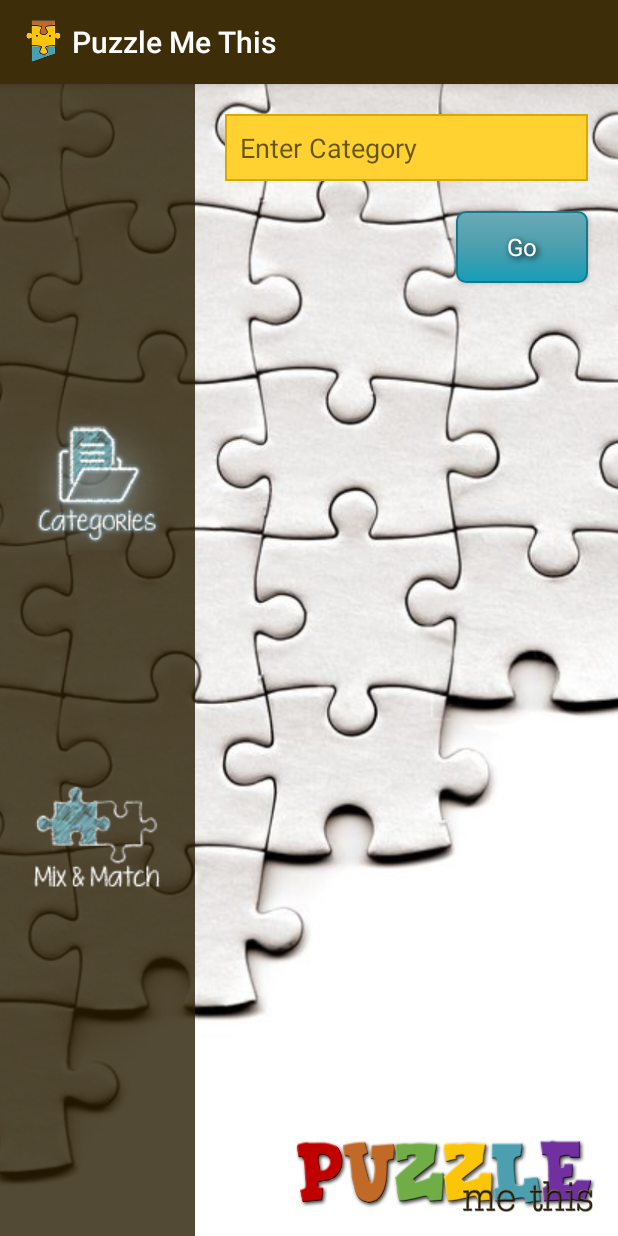
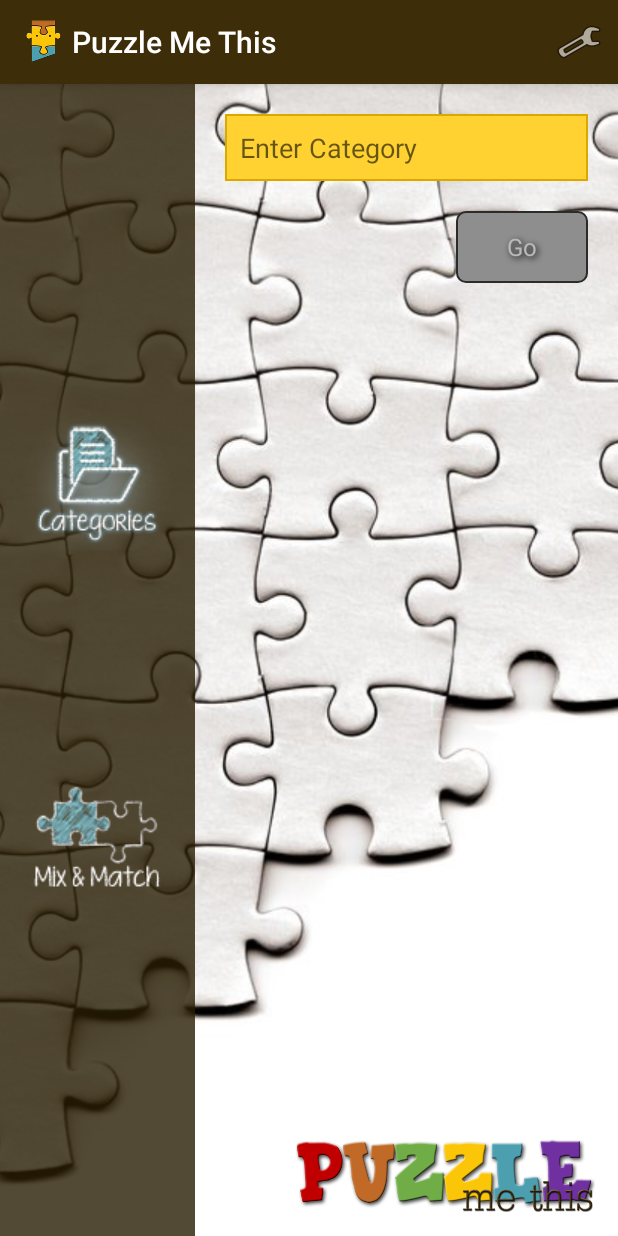
Before and after one commit to syoung7289/puzzle, an Android app: the screen it shows after launch (PuzzleHome), on a phone screen of 412 x 824 dp. Run offline under Robolectric (Android 15) with nearby library versions, the phone set to English and light mode, and no system bars.

Commit message:
Disabling category button until category has been typed / selected

```diff
--- a/app/src/main/java/com/scyoung/puzzlemethis/CategoryFragment.java
+++ b/app/src/main/java/com/scyoung/puzzlemethis/CategoryFragment.java
@@ -4,6 +4,8 @@ import android.content.Context;
 import android.content.SharedPreferences;
 import android.os.Bundle;
 import android.support.v4.app.Fragment;
+import android.text.Editable;
+import android.text.TextWatcher;
 import android.util.Log;
 import android.view.LayoutInflater;
 import android.view.View;
@@ -11,6 +13,7 @@ import android.view.ViewGroup;
 import android.widget.ArrayAdapter;
 import android.widget.AutoCompleteTextView;
 import android.widget.Button;
+import android.widget.EditText;
 
 import com.scyoung.puzzlemethis.Util.StringUtil;
 
@@ -50,6 +53,7 @@ public class CategoryFragment extends Fragment {
                 android.R.layout.simple_dropdown_item_1line, CATEGORIES);
         categorySelection = (AutoCompleteTextView)view.findViewById(R.id.categoryToPass);
         categorySelection.setAdapter(adapter);
+        addTextChangedListener(categorySelection);
         goButton = (Button)view.findViewById(R.id.categoryGoButton);
         goButton.setOnClickListener(new Button.OnClickListener() {
             @Override
@@ -96,4 +100,28 @@ public class CategoryFragment extends Fragment {
         }
         CATEGORIES = new ArrayList<String>(uniqueCategories);
     }
+
+    private void addTextChangedListener(AutoCompleteTextView textView) {
+        textView.addTextChangedListener(new TextWatcher() {
+            @Override
+            public void beforeTextChanged(CharSequence s, int start, int count, int after) {
+
+            }
+
+            @Override
+            public void onTextChanged(CharSequence s, int start, int before, int count) {
+
+            }
+
+            @Override
+            public void afterTextChanged(Editable s) {
+                EnableGoIfReady(s);
+            }
+        });
+    }
+
+    private void EnableGoIfReady(Editable text) {
+        goButton.setEnabled(text.length() > 0);
+    }
+
 }
--- a/app/src/main/java/com/scyoung/puzzlemethis/PuzzleHome.java
+++ b/app/src/main/java/com/scyoung/puzzlemethis/PuzzleHome.java
@@ -162,6 +162,10 @@ public class PuzzleHome extends AppCompatActivity implements CategoryFragment.On
                 .commit();
     }
 
+    public void setPreferences(View view) {
+
+    }
+
 
     private void deleteSharedPreferenceFile(String fileName) {
         try {
--- a/app/src/main/java/com/scyoung/puzzlemethis/ShowSelection.java
+++ b/app/src/main/java/com/scyoung/puzzlemethis/ShowSelection.java
@@ -2,6 +2,7 @@ package com.scyoung.puzzlemethis;
 
 import android.graphics.Color;
 import android.graphics.drawable.AnimationDrawable;
+import android.media.AudioManager;
 import android.media.MediaPlayer;
 import android.net.Uri;
 import android.os.Bundle;
@@ -35,6 +36,7 @@ public class ShowSelection extends AppCompatActivity {
         SCREEN_ORIENTATION = ((rotation == Surface.ROTATION_90 || rotation == Surface.ROTATION_270) ? "LANDSCAPE" : "PORTRAIT");
         Log.d("CA", "onCreate started: " + SCREEN_ORIENTATION);
         setContentView(R.layout.activity_show_selection);
+        setVolumeControlStream(AudioManager.STREAM_MUSIC);
         Toolbar toolbar = (Toolbar) findViewById(R.id.toolbar);
         setSupportActionBar(toolbar);
         getSupportActionBar().setDisplayShowHomeEnabled(true);
--- /dev/null
+++ b/app/src/main/res/color/button_text.xml
@@ -0,0 +1,5 @@
+<?xml version="1.0" encoding="utf-8"?>
+<selector xmlns:android="http://schemas.android.com/apk/res/android">
+    <item android:state_enabled="true" android:color="#FFF" />
+    <item android:state_enabled="false" android:color="#b9b9b9" />
+</selector>
--- /dev/null
+++ b/app/src/main/res/drawable/button_disabled.xml
@@ -0,0 +1,8 @@
+<shape xmlns:android="http://schemas.android.com/apk/res/android" android:shape="rectangle">
+    <stroke android:width="1dp" android:color="@color/colorDisabledBorder" />
+    <corners android:radius="6dp" />
+    <gradient android:startColor="@color/colorDisabledStart"
+        android:centerColor="@color/colorDisabledStart"
+        android:endColor="@color/colorDisabledStart"
+        android:angle="90" />
+</shape>
--- a/app/src/main/res/drawable/puzzle_button.xml
+++ b/app/src/main/res/drawable/puzzle_button.xml
@@ -2,7 +2,7 @@
 <selector xmlns:android="http://schemas.android.com/apk/res/android">
     <item
         android:state_enabled="false"
-        android:drawable="@android:color/black" />
+        android:drawable="@drawable/button_disabled" />
     <item
         android:state_pressed="true"
         android:state_enabled="true"
--- a/app/src/main/res/layout/activity_puzzle_home.xml
+++ b/app/src/main/res/layout/activity_puzzle_home.xml
@@ -17,7 +17,21 @@
             android:layout_width="match_parent"
             android:layout_height="?attr/actionBarSize"
             android:background="?attr/colorPrimary"
-            app:popupTheme="@style/AppTheme.PopupOverlay" />
+            app:popupTheme="@style/AppTheme.PopupOverlay">
+
+            <ImageButton
+                android:layout_width="wrap_content"
+                android:layout_height="wrap_content"
+                android:layout_gravity="right"
+                android:id="@+id/preferencesButton"
+                android:src="@android:drawable/ic_menu_preferences"
+                android:background="@android:color/transparent"
+                android:layout_alignParentEnd="true"
+                android:layout_alignParentRight="true"
+                android:paddingRight="10dp"
+                android:onClick="setPreferences"/>
+
+        </android.support.v7.widget.Toolbar>
 
     </android.support.design.widget.AppBarLayout>
 
--- a/app/src/main/res/layout/fragment_category.xml
+++ b/app/src/main/res/layout/fragment_category.xml
@@ -27,8 +27,10 @@
             android:id="@+id/categoryGoButton"
             android:text="@string/button_send"
             android:background="@drawable/puzzle_button"
+            android:textColor="@color/button_text"
             android:textAppearance="@style/ButtonMediumFontStyle"
             android:layout_margin="20dp"
+            android:enabled="false"
             android:layout_alignParentRight="true"/>
 
     </RelativeLayout>
--- a/app/src/main/res/values-v21/styles.xml
+++ b/app/src/main/res/values-v21/styles.xml
@@ -10,7 +10,6 @@
     <style name="ButtonMediumFontStyle">
         <item name="android:textSize">16sp</item>
         <item name="android:textAllCaps">false</item>
-        <item name="android:textColor">@android:color/white</item>
         <item name="android:shadowColor">#000000</item>
         <item name="android:shadowDx">2</item>
         <item name="android:shadowDy">2</item>
--- a/app/src/main/res/values/colors.xml
+++ b/app/src/main/res/values/colors.xml
@@ -11,9 +11,9 @@
     <color name="colorPrimaryGradientEnd">#6BAAB6</color>
     <color name="colorPrimaryBorder">#107a8e</color>
 
-    <color name="colorAccentGradientStart">#cc169db7</color>
-    <color name="colorAccentGradientCenter">#cc4C9FAF</color>
-    <color name="colorAccentGradientEnd">#cc6BAAB6</color>
+    <color name="colorAccentGradientStart">#0a505e</color>
+    <color name="colorAccentGradientCenter">#37727e</color>
+    <color name="colorAccentGradientEnd">#4b7981</color>
     <color name="colorAccentBorder">#0b4c58</color>
 
     <color name="colorSecondaryRed">#C00000</color>
@@ -22,4 +22,9 @@
     <color name="colorSecondaryBrown">#C16A28</color>
     <color name="colorSecondaryYellow">#FBC608</color>
     <color name="colorSecondaryBlue">#4C9FAF</color>
+
+    <color name="colorDisabledStart">#8e8e8e</color>
+    <color name="colorDisabledCenter">#545454</color>
+    <color name="colorDisabledEnd">#494949</color>
+    <color name="colorDisabledBorder">#2b2b2b</color>
 </resources>
--- a/build.gradle
+++ b/build.gradle
@@ -5,7 +5,7 @@ buildscript {
         jcenter()
     }
     dependencies {
-        classpath 'com.android.tools.build:gradle:1.5.0'
+        classpath 'com.android.tools.build:gradle:2.1.0'
 
         // NOTE: Do not place your application dependencies here; they belong
         // in the individual module build.gradle files
```
Also changed, not shown: gradle/wrapper/gradle-wrapper.properties.
